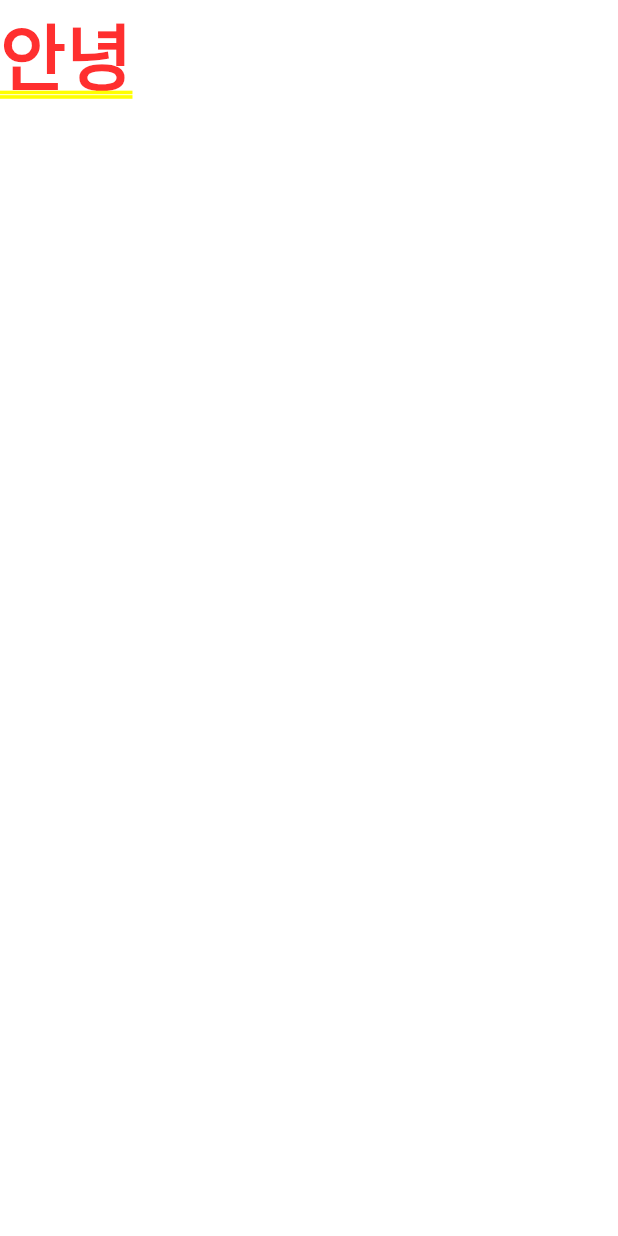
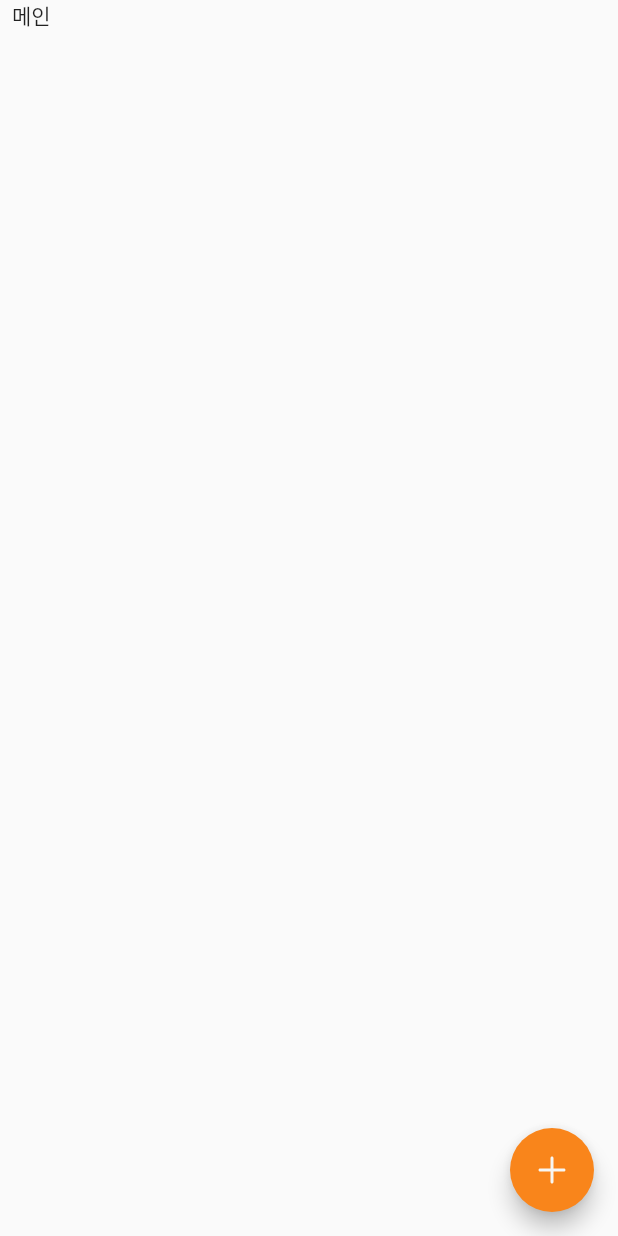
Before and after one commit to 0r0loo/thread-flutter, a Flutter app: the screen it shows after launch, on a phone screen of 412 x 824 dp. Run offline on Flutter 3.47's test engine with Material 2 defaults, Android fonts, the phone set to English and light mode, and no system bars; our stand-ins replace flutter_svg; missing offline and left inert: dart:ffi; Roboto replaces fonts that are missing (MinSans).

Commit message:
Add : 스크린 추가

```diff
--- /dev/null
+++ b/lib/layouts/main_layout.dart
@@ -0,0 +1,44 @@
+import 'package:flutter/material.dart';
+import 'package:flutter/src/foundation/key.dart';
+import 'package:flutter/src/widgets/framework.dart';
+import 'package:flutter_svg/flutter_svg.dart';
+import 'package:thread/components/common/custom_svg.dart';
+import 'package:thread/const/colors.dart';
+
+class MainLayout extends StatelessWidget {
+  AppBar? appBar;
+  final List<Widget> children;
+
+  MainLayout({this.appBar, required this.children, Key? key}) : super(key: key);
+
+  @override
+  Widget build(BuildContext context) {
+    return SafeArea(
+      child: Scaffold(
+        appBar: appBar,
+        body: Padding(
+          padding: EdgeInsets.symmetric(
+            horizontal: 8.0,
+          ),
+          child: Column(
+            // mainAxisAlignment: MainAxisAlignment.center,
+            // crossAxisAlignment: CrossAxisAlignment.stretch,
+            children: children,
+          ),
+        ),
+        floatingActionButton: FloatingActionButton(
+          onPressed: () {
+            print('눌림');
+          },
+          backgroundColor: point,
+          child: const CustomSvg(
+            height: 24,
+            width: 24,
+            url: 'round/add',
+            color: sunsetBg02,
+          ),
+        ),
+      ),
+    );
+  }
+}
--- /dev/null
+++ b/lib/screens/main_screen.dart
@@ -0,0 +1,11 @@
+import 'package:flutter/material.dart';
+import 'package:thread/layouts/main_layout.dart';
+
+class MainScreen extends StatelessWidget {
+  const MainScreen({Key? key}) : super(key: key);
+
+  @override
+  Widget build(BuildContext context) {
+    return MainLayout(children: [Text('메인')]);
+  }
+}
```
Also changed, not shown: lib/const/texts.dart (added, +11 -0 lines), lib/main.dart (+15 -1 lines), lib/screens/home_screen.dart (added, +27 -0 lines), lib/screens/read_screen.dart (added, +11 -0 lines), lib/screens/setting_screen.dart (added, +11 -0 lines), lib/screens/write_screen.dart (added, +11 -0 lines), pubspec.lock, 1 other file.
